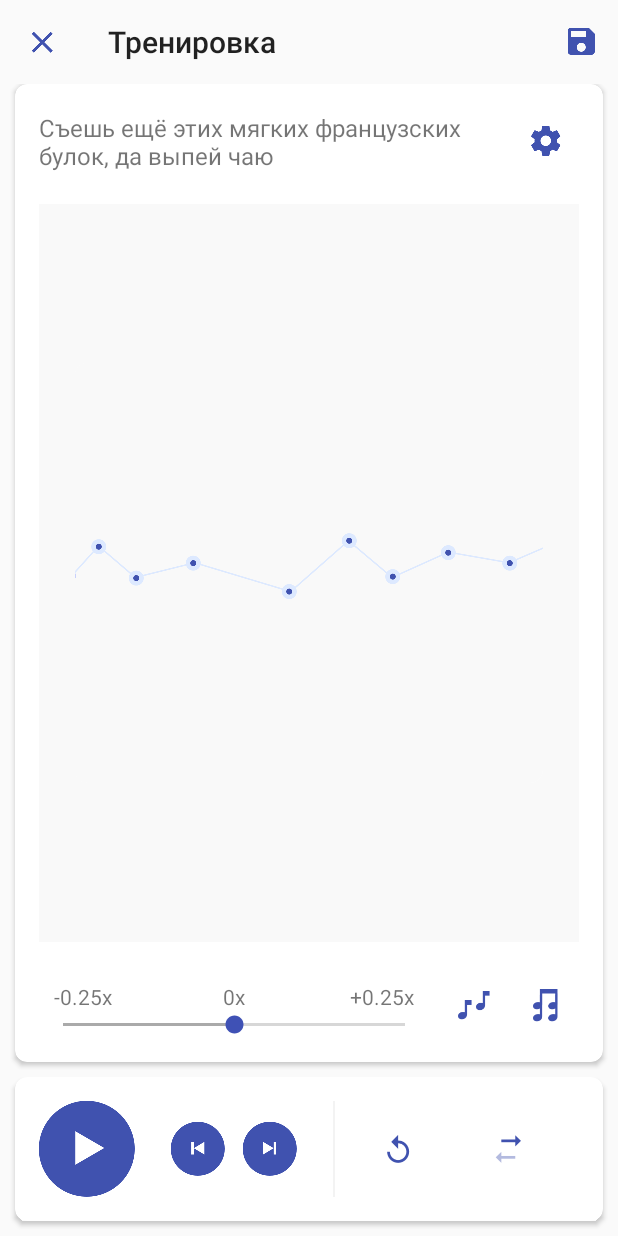
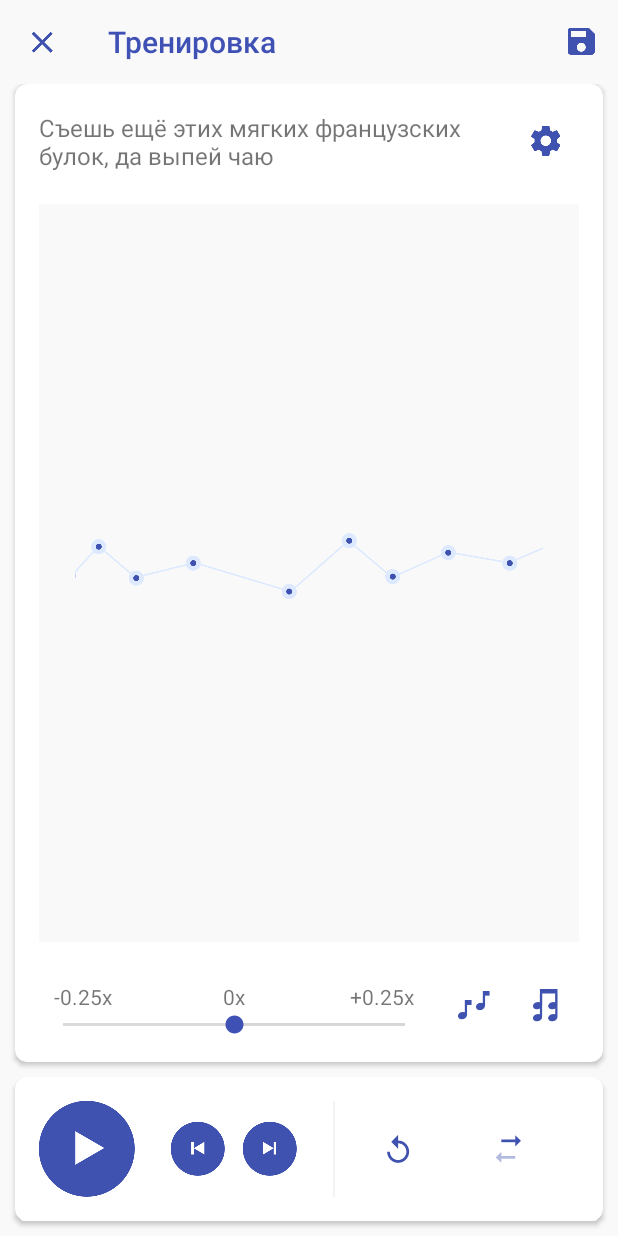
Before and after one commit to mlipkovich/VocalWarmUp, an Android app: the PlayerActivity screen opened directly, with no data from a screen before it, on a phone screen of 412 x 824 dp. Run offline under Robolectric (Android 15) with nearby library versions, the phone set to English and light mode, and no system bars.

Commit message:
VWU-36: fix app bar

```diff
--- a/app/src/main/AndroidManifest.xml
+++ b/app/src/main/AndroidManifest.xml
@@ -21,7 +21,9 @@
         <activity android:name=".ui.training.library.LibraryCategoryActivity" />
         <activity android:name=".ui.saved.SavedActivity" />
         <activity android:name=".ui.settings.SettingsActivity" />
-        <activity android:name=".ui.PlayerActivity" android:theme="@style/AppTheme.TransparentAppBar"/>
+        <activity
+            android:name=".ui.PlayerActivity"
+            android:theme="@style/AppTheme.LightAppBar" />
     </application>
 
 </manifest>
--- a/app/src/main/java/com/berniac/vocalwarmup/ui/PlayerActivity.java
+++ b/app/src/main/java/com/berniac/vocalwarmup/ui/PlayerActivity.java
@@ -1,13 +1,10 @@
 package com.berniac.vocalwarmup.ui;
 
-import android.graphics.Color;
-import android.graphics.drawable.ColorDrawable;
 import android.os.Bundle;
 import android.support.v7.app.ActionBar;
 import android.support.v7.app.AppCompatActivity;
 import android.support.v7.widget.Toolbar;
 import android.view.Menu;
-import android.view.Window;
 import android.widget.SeekBar;
 import android.widget.TextView;
 
@@ -33,8 +30,6 @@ public class PlayerActivity extends AppCompatActivity {
         topBar.setTitle("Тренировка");
         topBar.setDisplayHomeAsUpEnabled(true);
         topBar.setHomeAsUpIndicator(R.drawable.ic_player_close);
-
-        topBar.setBackgroundDrawable(new ColorDrawable(Color.TRANSPARENT));
         topBar.setElevation(0);
 
         final TextView textView = (TextView) findViewById(R.id.current_tempo_text);
--- a/app/src/main/res/layout/activity_player.xml
+++ b/app/src/main/res/layout/activity_player.xml
@@ -6,14 +6,6 @@
     android:layout_height="match_parent"
     android:orientation="vertical"
     tools:context="com.berniac.vocalwarmup.ui.PlayerActivity">
-
-    <!--<android.support.design.widget.AppBarLayout-->
-        <!--android:id="@+id/appbar"-->
-        <!--android:layout_width="match_parent"-->
-        <!--android:layout_height="wrap_content"-->
-        <!--android:theme="@style/PlayerTopBar">-->
-
-    <!--</android.support.design.widget.AppBarLayout>-->
 
     <android.support.v7.widget.CardView
         android:id="@+id/player_card"
@@ -104,7 +96,7 @@
                 android:layout_marginEnd="@dimen/player_slider_margin"
                 android:max="50"
                 android:progress="25"
-                android:progressTint="@android:color/darker_gray"
+                android:progressTint="@color/colorSeekbarProgressTint"
                 android:thumbTint="@color/colorPrimary"
                 app:layout_constraintBottom_toBottomOf="parent"
                 app:layout_constraintEnd_toStartOf="@+id/melody_btn"
--- a/app/src/main/res/values/colors.xml
+++ b/app/src/main/res/values/colors.xml
@@ -3,7 +3,13 @@
     <color name="colorPrimary">#3f51b5</color>
     <color name="colorPrimaryDark">#303f9f</color>
     <color name="colorAccent">#FFFFFF</color>
+
+    <color name="colorLightPrimary">#f9f9f9</color>
+    <color name="colorLightPrimaryDark">#f0f0f0</color>
+    <color name="colorLightAccent">#3f51b5</color>
+
     <color name="colorText">#000000</color>
     <color name="colorListenPattern">#f3f3f3</color>
     <color name="colorVisualizationBg">#f9f9f9</color>
+    <color name="colorSeekbarProgressTint">#DADADA</color>
 </resources>
--- a/app/src/main/res/values/themes.xml
+++ b/app/src/main/res/values/themes.xml
@@ -6,6 +6,8 @@
         <item name="colorPrimary">@color/colorPrimary</item>
         <item name="colorPrimaryDark">@color/colorPrimaryDark</item>
         <item name="colorAccent">@color/colorAccent</item>
+
+        <item name="android:windowBackground">@color/colorLightPrimary</item>
     </style>
 
     <style name="AppTheme.NoAppBar">
@@ -13,17 +15,14 @@
         <item name="windowNoTitle">true</item>
     </style>
 
-    <style name="AppTheme.TransparentAppBar" parent="Theme.AppCompat.Light">
-        <item name="colorPrimary">@color/colorPrimary</item>
-        <item name="colorPrimaryDark">@color/colorPrimaryDark</item>
-        <item name="colorAccent">@color/colorAccent</item>
+    <style name="AppTheme.LightAppBar" parent="Theme.AppCompat.Light">
+        <item name="colorPrimary">@color/colorLightPrimary</item>
+        <item name="colorPrimaryDark">@color/colorLightPrimaryDark</item>
+        <item name="colorAccent">@color/colorLightAccent</item>
 
-        <!--<item name="android:actionBarStyle">@style/TransparentActionBar</item>-->
+        <item name="android:windowBackground">@color/colorLightPrimary</item>
+
+        <item name="android:windowLightStatusBar">true</item>
+        <item name="android:textColorPrimary">@color/colorLightAccent</item>
     </style>
-    <!--<style name="TransparentActionBar" parent="@style/Widget.AppCompat.ActionBar.Solid">-->
-        <!--<item name="android:titleTextStyle">@style/TransparentTitleStyle</item>-->
-    <!--</style>-->
-    <!--<style name="TransparentTitleStyle" parent="@style/TextAppearance.AppCompat.Widget.ActionBar.Title">-->
-        <!--<item name="android:textColor">@color/colorPrimary</item>-->
-    <!--</style>-->
 </resources>
```
